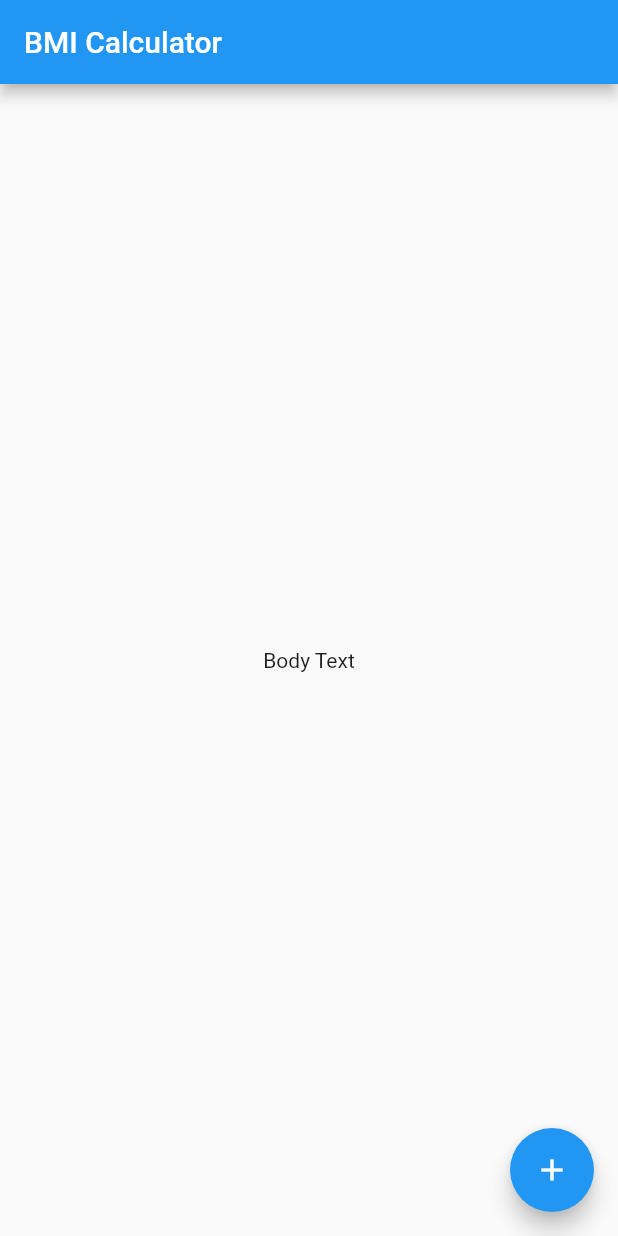
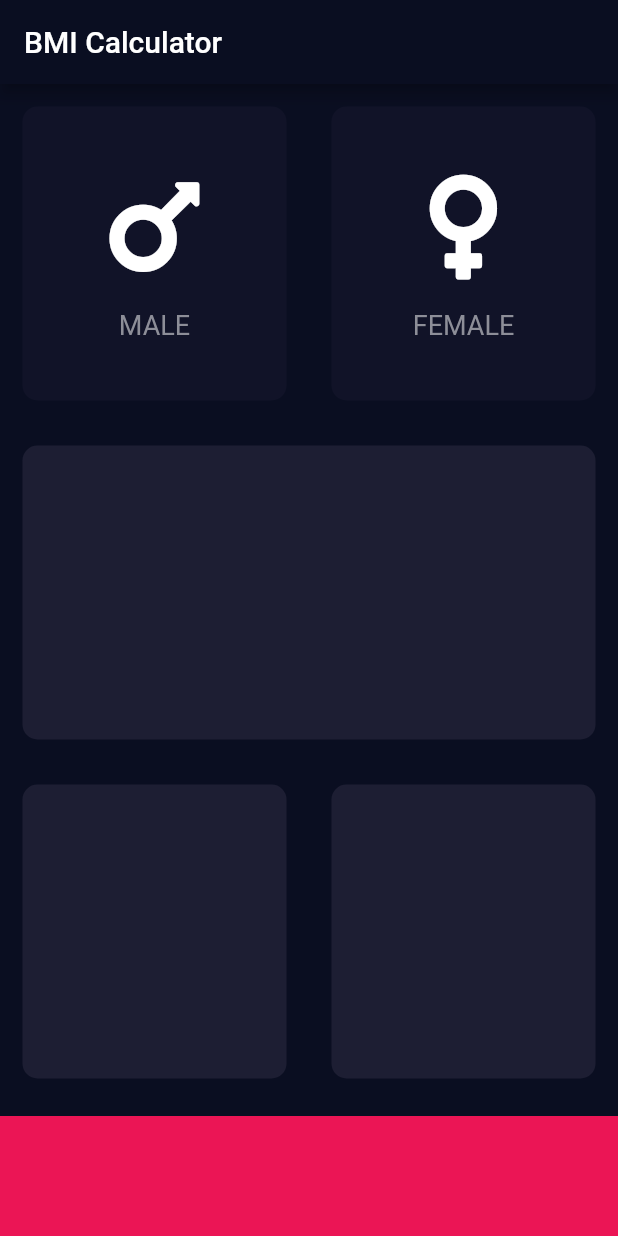
Before and after one commit to matheusbc97/bmi_calculator, a Flutter app: the screen it shows after launch, on a phone screen of 412 x 824 dp. Run offline on Flutter 3.47's test engine with Material 2 defaults, Android fonts, the phone set to English and light mode, and no system bars; our stand-ins replace font_awesome_flutter.

Commit message:
Input page

```diff
--- /dev/null
+++ b/lib/icon_content.dart
@@ -0,0 +1,34 @@
+import 'package:flutter/material.dart';
+
+class IconContent extends StatelessWidget {
+  IconContent({
+    this.icon,
+    this.label,
+  });
+
+  final IconData icon;
+  final String label;
+
+  @override
+  Widget build(BuildContext context) {
+    return Column(
+      mainAxisAlignment: MainAxisAlignment.center,
+      children: [
+        Icon(
+          icon,
+          size: 80,
+        ),
+        SizedBox(
+          height: 15,
+        ),
+        Text(
+          label,
+          style: TextStyle(
+            fontSize: 18,
+            color: Color(0xFF8D8E98),
+          ),
+        )
+      ],
+    );
+  }
+}
--- /dev/null
+++ b/lib/input_page.dart
@@ -0,0 +1,100 @@
+import 'package:flutter/material.dart';
+import 'package:font_awesome_flutter/font_awesome_flutter.dart';
+
+import 'icon_content.dart';
+import 'reusable_card.dart';
+
+const bottomContainerHeight = 80.0;
+const bottomContainerColour = Color(0xFFEB1555);
+const activeCardColour = Color(0xFF1D1E33);
+const inactiveCardColour = Color(0xFF111328);
+enum Gender { male, female }
+
+class InputPage extends StatefulWidget {
+  @override
+  _InputPageState createState() => _InputPageState();
+}
+
+class _InputPageState extends State<InputPage> {
+  Gender selectedGender;
+
+  @override
+  Widget build(BuildContext context) {
+    return Scaffold(
+      appBar: AppBar(
+        title: Text('BMI Calculator'),
+      ),
+      body: Center(
+        child: Column(
+          children: <Widget>[
+            Expanded(
+              child: Row(
+                children: [
+                  Expanded(
+                    child: ReusableCard(
+                      onPress: () {
+                        setState(() {
+                          selectedGender = Gender.male;
+                        });
+                      },
+                      colour: selectedGender == Gender.male
+                          ? activeCardColour
+                          : inactiveCardColour,
+                      cardChild: IconContent(
+                        icon: FontAwesomeIcons.mars,
+                        label: 'MALE',
+                      ),
+                    ),
+                  ),
+                  Expanded(
+                    child: ReusableCard(
+                      onPress: () {
+                        setState(() {
+                          selectedGender = Gender.female;
+                        });
+                      },
+                      colour: selectedGender == Gender.female
+                          ? activeCardColour
+                          : inactiveCardColour,
+                      cardChild: IconContent(
+                        icon: FontAwesomeIcons.venus,
+                        label: 'FEMALE',
+                      ),
+                    ),
+                  ),
+                ],
+              ),
+            ),
+            Expanded(
+              child: ReusableCard(
+                colour: activeCardColour,
+              ),
+            ),
+            Expanded(
+              child: Row(
+                children: [
+                  Expanded(
+                    child: ReusableCard(
+                      colour: activeCardColour,
+                    ),
+                  ),
+                  Expanded(
+                    child: ReusableCard(
+                      colour: activeCardColour,
+                    ),
+                  ),
+                ],
+              ),
+            ),
+            Container(
+              color: bottomContainerColour,
+              margin: EdgeInsets.only(top: 10.0),
+              width: double.infinity,
+              height: bottomContainerHeight,
+            )
+          ],
+        ),
+      ),
+    );
+  }
+}
--- a/lib/main.dart
+++ b/lib/main.dart
@@ -1,45 +1,20 @@
 import 'package:flutter/material.dart';
 
+import 'input_page.dart';
+
 void main() {
-  runApp(MyApp());
+  runApp(BMICalculator());
 }
 
-class MyApp extends StatelessWidget {
+class BMICalculator extends StatelessWidget {
   @override
   Widget build(BuildContext context) {
     return MaterialApp(
+      theme: ThemeData.dark().copyWith(
+        primaryColor: Color(0xFF0A0E21),
+        scaffoldBackgroundColor: Color(0xFF0A0E21),
+      ),
       home: InputPage(),
     );
   }
 }
-
-class InputPage extends StatefulWidget {
-  @override
-  _InputPageState createState() => _InputPageState();
-}
-
-class _InputPageState extends State<InputPage> {
-  @override
-  Widget build(BuildContext context) {
-    return Scaffold(
-      appBar: AppBar(
-        title: Text('BMI Calculator'),
-      ),
-      body: Center(
-        child: Column(
-          mainAxisAlignment: MainAxisAlignment.center,
-          children: <Widget>[
-            Text(
-              'Body Text',
-            ),
-          ],
-        ),
-      ),
-      floatingActionButton: FloatingActionButton(
-        onPressed: () {},
-        tooltip: 'Increment',
-        child: Icon(Icons.add),
-      ),
-    );
-  }
-}
--- /dev/null
+++ b/lib/reusable_card.dart
@@ -0,0 +1,24 @@
+import 'package:flutter/material.dart';
+
+class ReusableCard extends StatelessWidget {
+  ReusableCard({@required this.colour, this.cardChild, this.onPress});
+
+  final Color colour;
+  final Widget cardChild;
+  final Function onPress;
+
+  @override
+  Widget build(BuildContext context) {
+    return GestureDetector(
+      onTap: onPress,
+      child: Container(
+        margin: EdgeInsets.all(15),
+        decoration: BoxDecoration(
+          color: colour,
+          borderRadius: BorderRadius.circular(10),
+        ),
+        child: this.cardChild,
+      ),
+    );
+  }
+}
```
Also changed, not shown: pubspec.yaml (+2 -55 lines), pubspec.lock, 1 other file.
